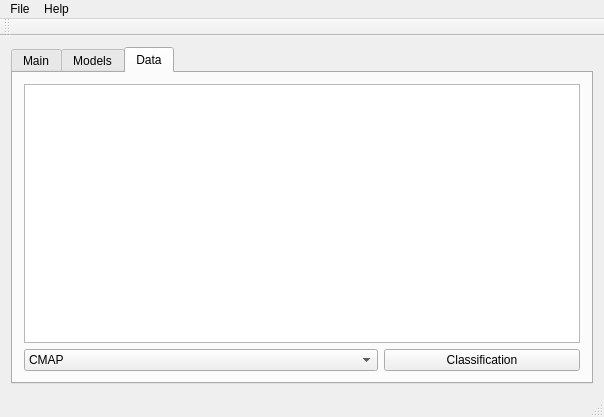
Before: the Qt Designer form src/MacsurAdapter/madmainwindowbase.ui in arkygeek/MAD, drawn with Qt 5.
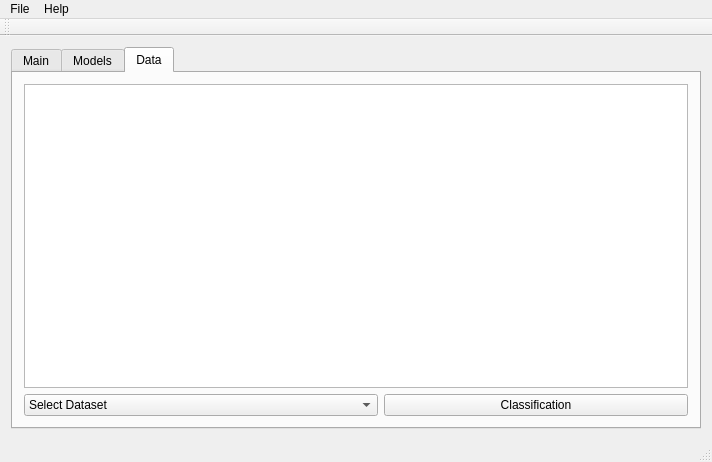
After: the same form once the commit is applied. The open tabs and pages were chosen to show the change. Icons and pictures are not drawn.

Commit message: added a temporary text display to show the xml being generated, and also added descriptions of the datasets in the combo box as html files to be displayed when selected in the data tab of the main form.  Lots to do with respect to finishing the data classification form.

```diff
--- a/src/MacsurAdapter/madmainwindowbase.ui
+++ b/src/MacsurAdapter/madmainwindowbase.ui
@@ -6,8 +6,8 @@
    <rect>
     <x>0</x>
     <y>0</y>
-    <width>604</width>
-    <height>417</height>
+    <width>712</width>
+    <height>462</height>
    </rect>
   </property>
   <property name="windowTitle">
@@ -326,6 +326,11 @@
           <property name="modelColumn">
            <number>0</number>
           </property>
+          <item>
+           <property name="text">
+            <string>Select Dataset</string>
+           </property>
+          </item>
           <item>
            <property name="text">
             <string>CMAP</string>
@@ -436,7 +441,7 @@
     <rect>
      <x>0</x>
      <y>0</y>
-     <width>604</width>
+     <width>712</width>
      <height>22</height>
     </rect>
    </property>
```
Left out of the diff: 7 changed lines with no effect on the pictures. The commit also changes 23 other files.
